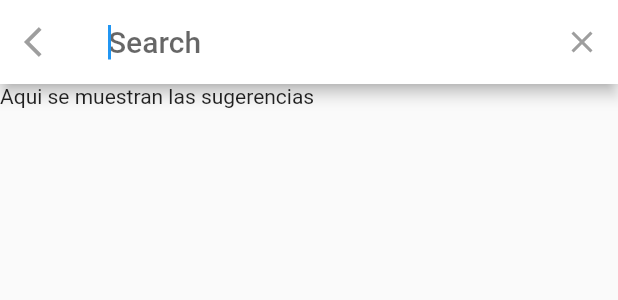
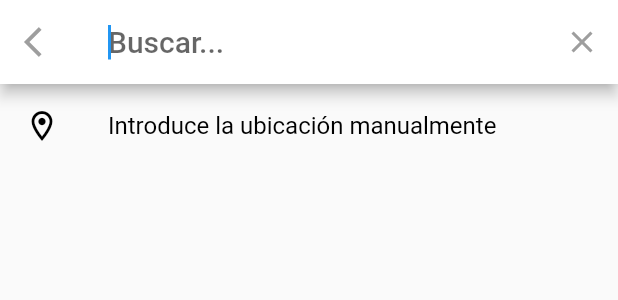
Before and after one commit to marselo-4/maps_app, a Flutter app: the SearchBar widget shown alone on an empty page, opened directly, after a tap on "¿Donde quieres ir?", on a phone screen of 412 x 824 dp. Shown: the top 300 px of the screen. Run offline on Flutter 3.47's test engine with Material 2 defaults, Android fonts, the phone set to English and light mode, and no system bars; our stand-ins replace animate_do, bloc, equatable, flutter_bloc, geolocator, google_maps_flutter and 1 more.

Commit message:
SearchMarker

```diff
--- a/lib/blocs/blocs.dart
+++ b/lib/blocs/blocs.dart
@@ -1,6 +1,4 @@
-
-
-
+export 'package:maps_app/blocs/search/search_bloc.dart';
 export 'package:maps_app/blocs/gps/gps_bloc.dart';
 export 'package:maps_app/blocs/location/location_bloc.dart';
 export 'package:maps_app/blocs/map/map_bloc.dart';
--- a/lib/delegates/search_destination_delegate.dart
+++ b/lib/delegates/search_destination_delegate.dart
@@ -1,6 +1,9 @@
 import 'package:flutter/material.dart';
+import 'package:maps_app/models/models.dart';
 
-class SearchDestinationDelegate extends SearchDelegate {
+class SearchDestinationDelegate extends SearchDelegate<SearchResult> {
+  SearchDestinationDelegate() : super(searchFieldLabel: 'Buscar...');
+
   @override
   List<Widget>? buildActions(BuildContext context) {
     return [
@@ -16,7 +19,8 @@ class SearchDestinationDelegate extends SearchDelegate {
   Widget? buildLeading(BuildContext context) {
     return IconButton(
         onPressed: () {
-          close(context, null);
+          final result = SearchResult(cancel: true);
+          close(context, result);
         },
         icon: const Icon(Icons.arrow_back_ios));
   }
@@ -28,6 +32,25 @@ class SearchDestinationDelegate extends SearchDelegate {
 
   @override
   Widget buildSuggestions(BuildContext context) {
-    return const Text('Aqui se muestran las sugerencias');
+    return ListView(
+      children: [
+        ListTile(
+          leading: const Icon(
+            Icons.location_on_outlined,
+            color: Colors.black,
+          ),
+          title: const Text(
+            "Introduce la ubicación manualmente",
+            style: TextStyle(color: Colors.black),
+          ),
+          onTap: () {
+            // TODO: enviar algo
+            final result = SearchResult(cancel: false, manual: true);
+
+            close(context, result);
+          },
+        )
+      ],
+    );
   }
 }
--- a/lib/models/models.dart
+++ b/lib/models/models.dart
@@ -0,0 +1 @@
+export 'package:maps_app/models/search_result.dart';
--- a/lib/screens/map_screen.dart
+++ b/lib/screens/map_screen.dart
@@ -55,7 +55,8 @@ class _MapScreenState extends State<MapScreen> {
                       initialLocation: locationState.lastKnownLocation!,
                       polylines: polylines.values.toSet(),
                     ),
-                    const SearchBar()
+                    const SearchBar(),
+                    const ManualMarker(),
                   ],
                 ),
               );
--- a/lib/widgets/searchbar.dart
+++ b/lib/widgets/searchbar.dart
@@ -1,10 +1,21 @@
 import 'package:flutter/material.dart';
-import 'package:flutter/src/foundation/key.dart';
-import 'package:flutter/src/widgets/framework.dart';
+import 'package:flutter_bloc/flutter_bloc.dart';
 import 'package:maps_app/delegates/delegates.dart';
+import 'package:maps_app/models/models.dart';
+
+import '../blocs/blocs.dart';
 
 class SearchBar extends StatelessWidget {
   const SearchBar({Key? key}) : super(key: key);
+
+  void onSearchResults(BuildContext context, SearchResult result) {
+    final searchBloc = BlocProvider.of<SearchBloc>(context);
+
+    if (result.manual) {
+      searchBloc.add(OnActivateManualMarkerEvent());
+      return;
+    }
+  }
 
   @override
   Widget build(BuildContext context) {
@@ -15,8 +26,12 @@ class SearchBar extends StatelessWidget {
       width: double.infinity,
       height: 50,
       child: GestureDetector(
-        onTap: () {
-          showSearch(context: context, delegate: SearchDestinationDelegate());
+        onTap: () async {
+          final result = await showSearch(
+              context: context, delegate: SearchDestinationDelegate());
+          if (result == null) return;
+
+          onSearchResults(context, result);
         },
         child: Container(
           padding: const EdgeInsets.symmetric(horizontal: 20, vertical: 13),
--- a/lib/widgets/widgets.dart
+++ b/lib/widgets/widgets.dart
@@ -1,3 +1,4 @@
+export 'package:maps_app/widgets/manual_marker.dart';
 export 'package:maps_app/widgets/searchbar.dart';
 export 'package:maps_app/widgets/btn_follow_user.dart';
 export 'package:maps_app/widgets/btn_location.dart';
--- a/pubspec.yaml
+++ b/pubspec.yaml
@@ -21,6 +21,7 @@ environment:
   sdk: ">=2.17.5 <3.0.0"
 
 dependencies:
+  animate_do: ^3.0.2
   bloc: ^8.1.4
   cupertino_icons: ^1.0.2
   equatable: ^2.0.5
@@ -32,10 +33,10 @@ dependencies:
   permission_handler: ^11.0.1
 
 dev_dependencies:
+  flutter_launcher_icons: ^0.9.2 # Añadido para el cambio de icono
   flutter_lints: ^2.0.0
   flutter_test:
     sdk: flutter
-  flutter_launcher_icons: ^0.9.2 # Añadido para el cambio de icono
 
 # Configuración para los iconos
 flutter_icons:
```
Also changed, not shown: lib/blocs/search/search_bloc.dart (added, +13 -0 lines), lib/blocs/search/search_event.dart (added, +10 -0 lines), lib/blocs/search/search_state.dart (added, +13 -0 lines), lib/main.dart (+14 -15 lines), lib/models/search_result.dart (added, +14 -0 lines), lib/widgets/manual_marker.dart (added, +98 -0 lines), pubspec.lock.
